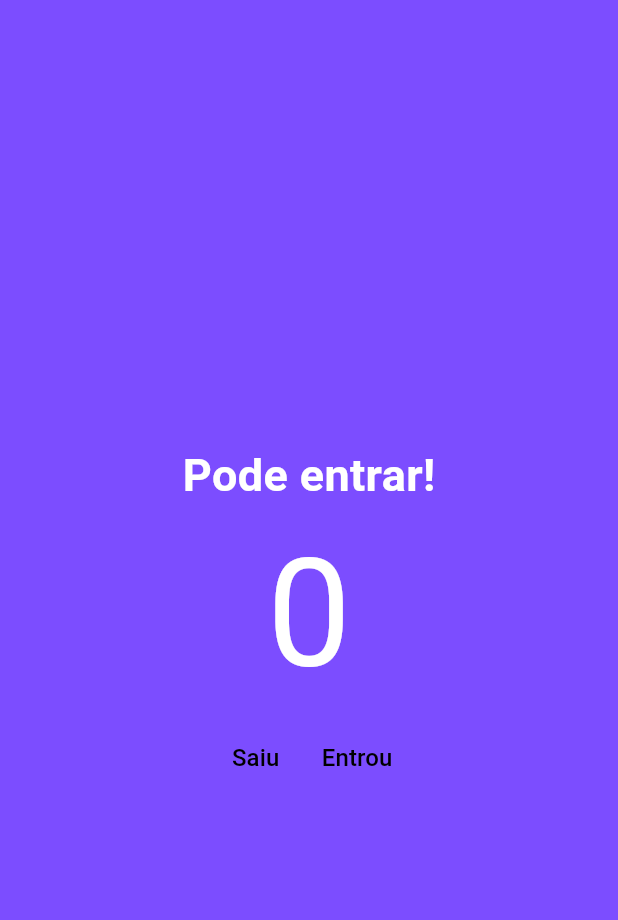
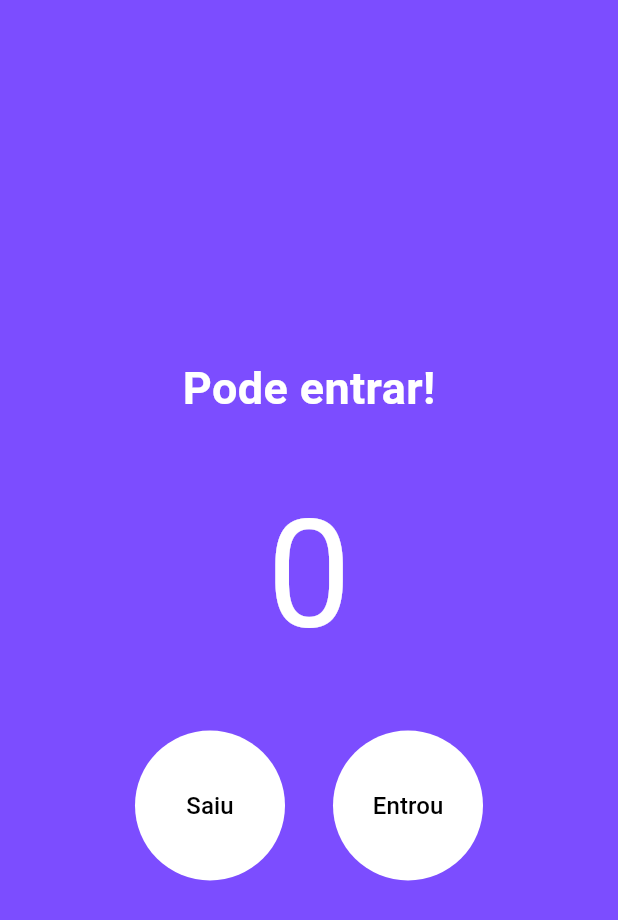
Before and after one commit to digsales/App-Contador-de-Pessoas, a Flutter app: the screen it shows after launch, on a phone screen of 412 x 824 dp. Shown: the top 920 px of the screen. Run offline on Flutter 3.47's test engine with Material 3 defaults, Android fonts, the light colour scheme and no system bars.

Commit message:
personalizando boto~es e espaçamentos

```diff
--- a/lib/main.dart
+++ b/lib/main.dart
@@ -41,6 +41,7 @@ class HomePage extends StatelessWidget {
               fontWeight: FontWeight.w700,
             ),
           ),
+          SizedBox(height: 32),
           Text(
             "0",
             style: TextStyle(
@@ -48,11 +49,19 @@ class HomePage extends StatelessWidget {
               color: Colors.white,
             ),
           ),
+          SizedBox(height: 32),
           Row(
             mainAxisAlignment: MainAxisAlignment.center,
             children: [
               TextButton(
                 onPressed: decrement,
+                style: TextButton.styleFrom(
+                  backgroundColor: Colors.white,
+                  foregroundColor: Colors.red,
+                  fixedSize: const Size(100, 100),
+                  shape: RoundedRectangleBorder(
+                      borderRadius: BorderRadius.circular(50)),
+                ),
                 child: Text(
                   "Saiu",
                   style: TextStyle(
@@ -61,8 +70,16 @@ class HomePage extends StatelessWidget {
                   ),
                 ),
               ),
+              SizedBox(width: 32),
               TextButton(
                 onPressed: increment,
+                style: TextButton.styleFrom(
+                  backgroundColor: Colors.white,
+                  foregroundColor: Colors.green,
+                  fixedSize: const Size(100, 100),
+                  shape: RoundedRectangleBorder(
+                      borderRadius: BorderRadius.circular(50)),
+                ),
                 child: Text(
                   "Entrou",
                   style: TextStyle(
@@ -72,7 +89,7 @@ class HomePage extends StatelessWidget {
                 ),
               ),
             ],
-          )
+          ),
         ],
       ),
     );
```
